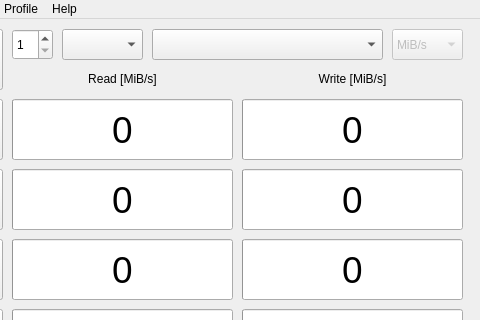
The window that src/mainwindow.ui (JonMagon/KDiskMark) describes before a commit, drawn with Qt 5; both pictures show x 98 to 578 and y 0 to 320 of the 578 by 405 pixel window.
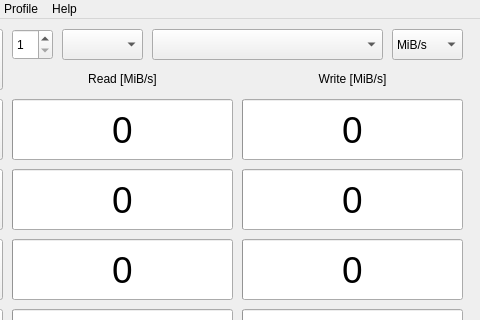
The same window after the commit.

```diff
--- a/src/mainwindow.ui
+++ b/src/mainwindow.ui
@@ -173,7 +173,7 @@
    </widget>
    <widget class="QComboBox" name="comboBox_3">
     <property name="enabled">
-     <bool>false</bool>
+     <bool>true</bool>
     </property>
     <property name="geometry">
      <rect>
```
Left out of the diff: 2 changed lines with no effect on the pictures.
